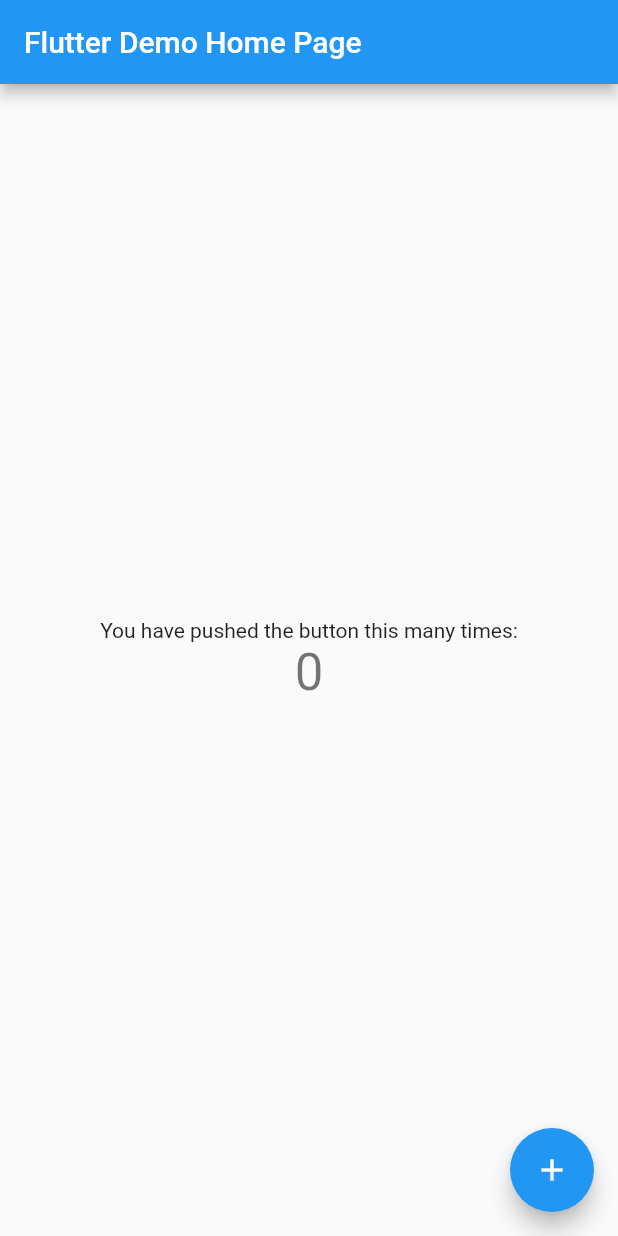
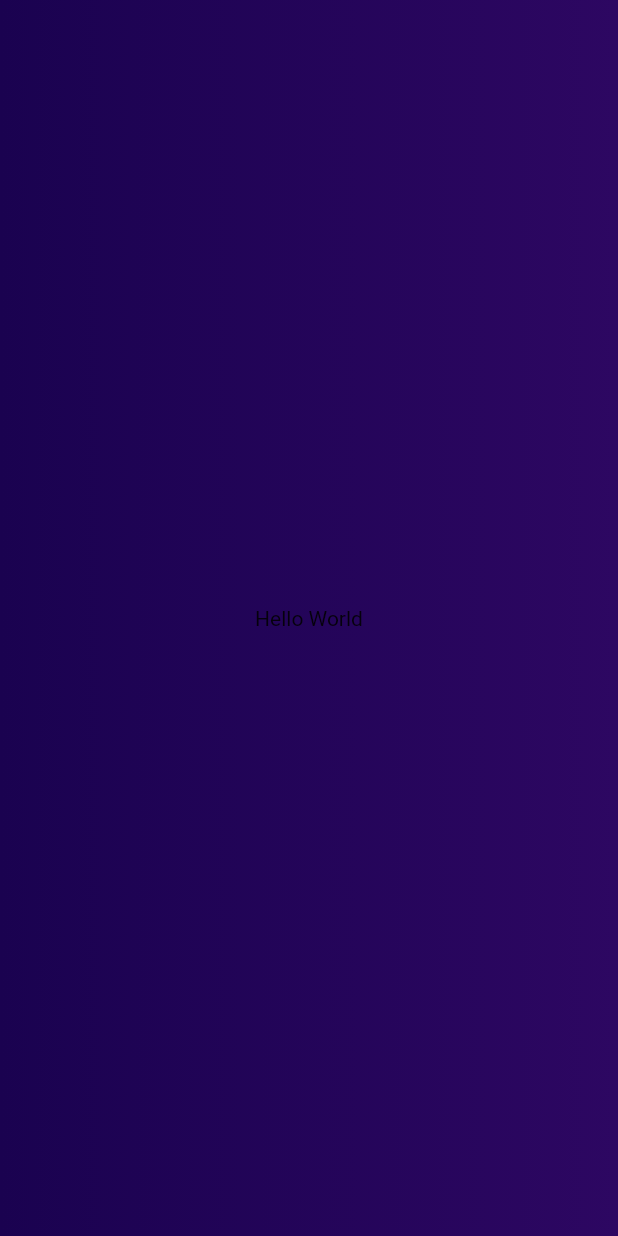
Before and after one commit to tharindudsandeepa/flutter-diceApp, a Flutter app: the screen it shows after launch, on a phone screen of 412 x 824 dp. Run offline on Flutter 3.47's test engine with Material 2 defaults, Android fonts, the phone set to English and light mode, and no system bars.

Commit message:
remove unnecessary code lines

```diff
--- a/lib/main.dart
+++ b/lib/main.dart
@@ -1,115 +1,20 @@
 import 'package:flutter/material.dart';
 
 void main() {
-  runApp(const MyApp());
-}
-
-class MyApp extends StatelessWidget {
-  const MyApp({super.key});
-
-  // This widget is the root of your application.
-  @override
-  Widget build(BuildContext context) {
-    return MaterialApp(
-      title: 'Flutter Demo',
-      theme: ThemeData(
-        // This is the theme of your application.
-        //
-        // Try running your application with "flutter run". You'll see the
-        // application has a blue toolbar. Then, without quitting the app, try
-        // changing the primarySwatch below to Colors.green and then invoke
-        // "hot reload" (press "r" in the console where you ran "flutter run",
-        // or simply save your changes to "hot reload" in a Flutter IDE).
-        // Notice that the counter didn't reset back to zero; the application
-        // is not restarted.
-        primarySwatch: Colors.blue,
-      ),
-      home: const MyHomePage(title: 'Flutter Demo Home Page'),
-    );
-  }
-}
-
-class MyHomePage extends StatefulWidget {
-  const MyHomePage({super.key, required this.title});
-
-  // This widget is the home page of your application. It is stateful, meaning
-  // that it has a State object (defined below) that contains fields that affect
-  // how it looks.
-
-  // This class is the configuration for the state. It holds the values (in this
-  // case the title) provided by the parent (in this case the App widget) and
-  // used by the build method of the State. Fields in a Widget subclass are
-  // always marked "final".
-
-  final String title;
-
-  @override
-  State<MyHomePage> createState() => _MyHomePageState();
-}
-
-class _MyHomePageState extends State<MyHomePage> {
-  int _counter = 0;
-
-  void _incrementCounter() {
-    setState(() {
-      // This call to setState tells the Flutter framework that something has
-      // changed in this State, which causes it to rerun the build method below
-      // so that the display can reflect the updated values. If we changed
-      // _counter without calling setState(), then the build method would not be
-      // called again, and so nothing would appear to happen.
-      _counter++;
-    });
-  }
-
-  @override
-  Widget build(BuildContext context) {
-    // This method is rerun every time setState is called, for instance as done
-    // by the _incrementCounter method above.
-    //
-    // The Flutter framework has been optimized to make rerunning build methods
-    // fast, so that you can just rebuild anything that needs updating rather
-    // than having to individually change instances of widgets.
-    return Scaffold(
-      appBar: AppBar(
-        // Here we take the value from the MyHomePage object that was created by
-        // the App.build method, and use it to set our appbar title.
-        title: Text(widget.title),
-      ),
-      body: Center(
-        // Center is a layout widget. It takes a single child and positions it
-        // in the middle of the parent.
-        child: Column(
-          // Column is also a layout widget. It takes a list of children and
-          // arranges them vertically. By default, it sizes itself to fit its
-          // children horizontally, and tries to be as tall as its parent.
-          //
-          // Invoke "debug painting" (press "p" in the console, choose the
-          // "Toggle Debug Paint" action from the Flutter Inspector in Android
-          // Studio, or the "Toggle Debug Paint" command in Visual Studio Code)
-          // to see the wireframe for each widget.
-          //
-          // Column has various properties to control how it sizes itself and
-          // how it positions its children. Here we use mainAxisAlignment to
-          // center the children vertically; the main axis here is the vertical
-          // axis because Columns are vertical (the cross axis would be
-          // horizontal).
-          mainAxisAlignment: MainAxisAlignment.center,
-          children: <Widget>[
-            const Text(
-              'You have pushed the button this many times:',
-            ),
-            Text(
-              '$_counter',
-              style: Theme.of(context).textTheme.headlineMedium,
-            ),
-          ],
+  runApp(
+    MaterialApp(
+      home: Scaffold(
+        body: Container(
+          decoration: const BoxDecoration(
+              gradient: LinearGradient(colors: [
+            Color.fromARGB(255, 26, 2, 80),
+            Color.fromARGB(255, 45, 7, 98),
+          ])),
+          child: const Center(
+            child: Text('Hello World'),
+          ),
         ),
       ),
-      floatingActionButton: FloatingActionButton(
-        onPressed: _incrementCounter,
-        tooltip: 'Increment',
-        child: const Icon(Icons.add),
-      ), // This trailing comma makes auto-formatting nicer for build methods.
-    );
-  }
+    ),
+  );
 }
```
Also changed, not shown: 1 other file.
